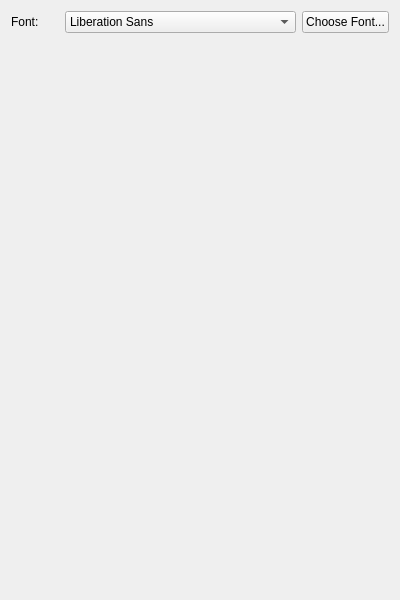
Above: Kaminec/UI/preferences_tabs/themetab.ui from kaniol-lck/Kaminec before the change. Below: the same form after it.
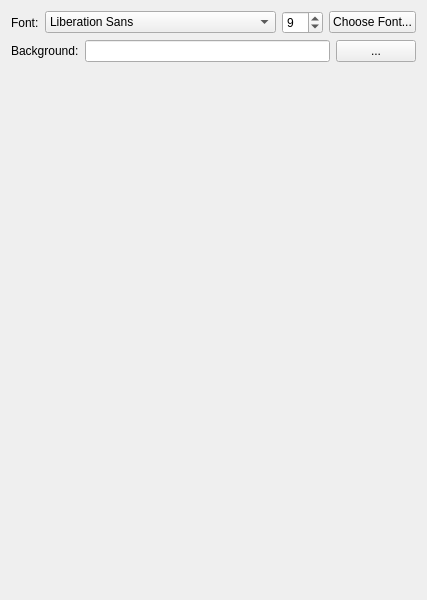
That is the form after the change.

Commit message: Add background settings.

Diff of the .ui file:
```diff
--- a/Kaminec/UI/preferences_tabs/themetab.ui
+++ b/Kaminec/UI/preferences_tabs/themetab.ui
@@ -16,10 +16,10 @@
   <layout class="QVBoxLayout" name="verticalLayout">
    <item>
     <layout class="QGridLayout" name="gridLayout">
-     <item row="0" column="2">
-      <widget class="QFontComboBox" name="fontComboBox">
-       <property name="editable">
-        <bool>false</bool>
+     <item row="0" column="4">
+      <widget class="QPushButton" name="font_pb">
+       <property name="text">
+        <string>Choose Font...</string>
        </property>
       </widget>
      </item>
@@ -33,10 +33,44 @@
        </property>
       </widget>
      </item>
+     <item row="0" column="2">
+      <widget class="QFontComboBox" name="fontComboBox">
+       <property name="editable">
+        <bool>false</bool>
+       </property>
+      </widget>
+     </item>
      <item row="0" column="3">
-      <widget class="QPushButton" name="font_pb">
+      <widget class="QSpinBox" name="font_spinBox">
+       <property name="minimum">
+        <number>6</number>
+       </property>
+       <property name="maximum">
+        <number>72</number>
+       </property>
+       <property name="value">
+        <number>9</number>
+       </property>
+      </widget>
+     </item>
+    </layout>
+   </item>
+   <item>
+    <layout class="QHBoxLayout" name="horizontalLayout">
+     <item>
+      <widget class="QLabel" name="background_label">
        <property name="text">
-        <string>Choose Font...</string>
+        <string>Background:</string>
+       </property>
+      </widget>
+     </item>
+     <item>
+      <widget class="QLineEdit" name="background_le"/>
+     </item>
+     <item>
+      <widget class="QPushButton" name="background_showPb">
+       <property name="text">
+        <string>...</string>
        </property>
       </widget>
      </item>
```
The commit also changes 7 other files.
